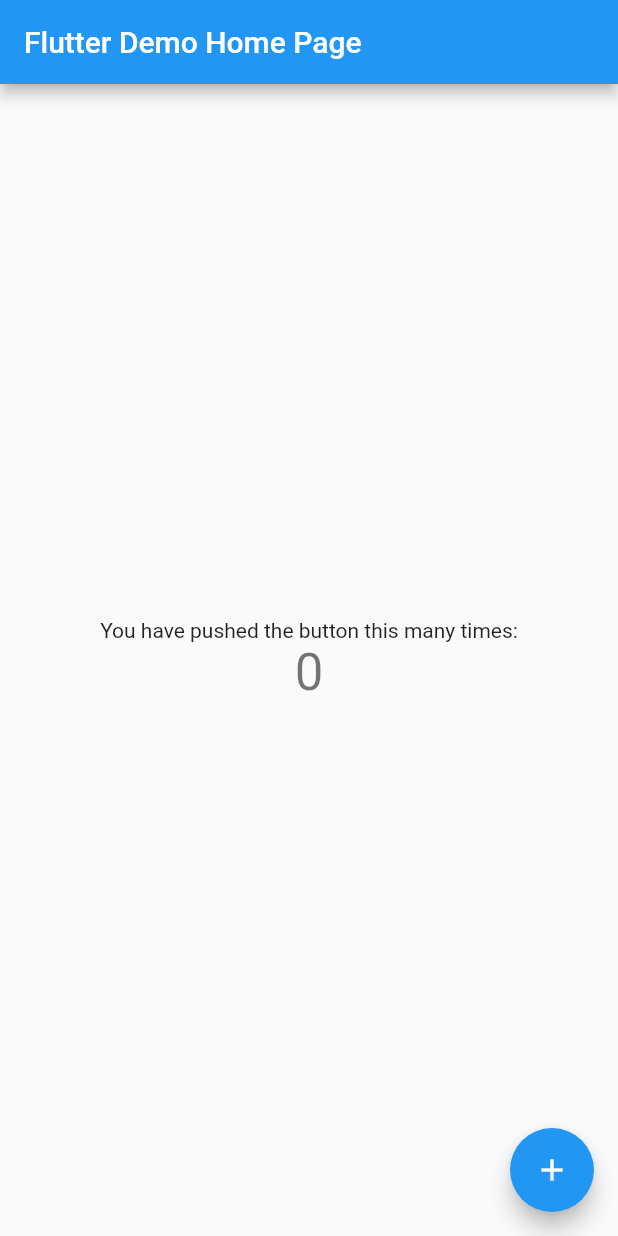
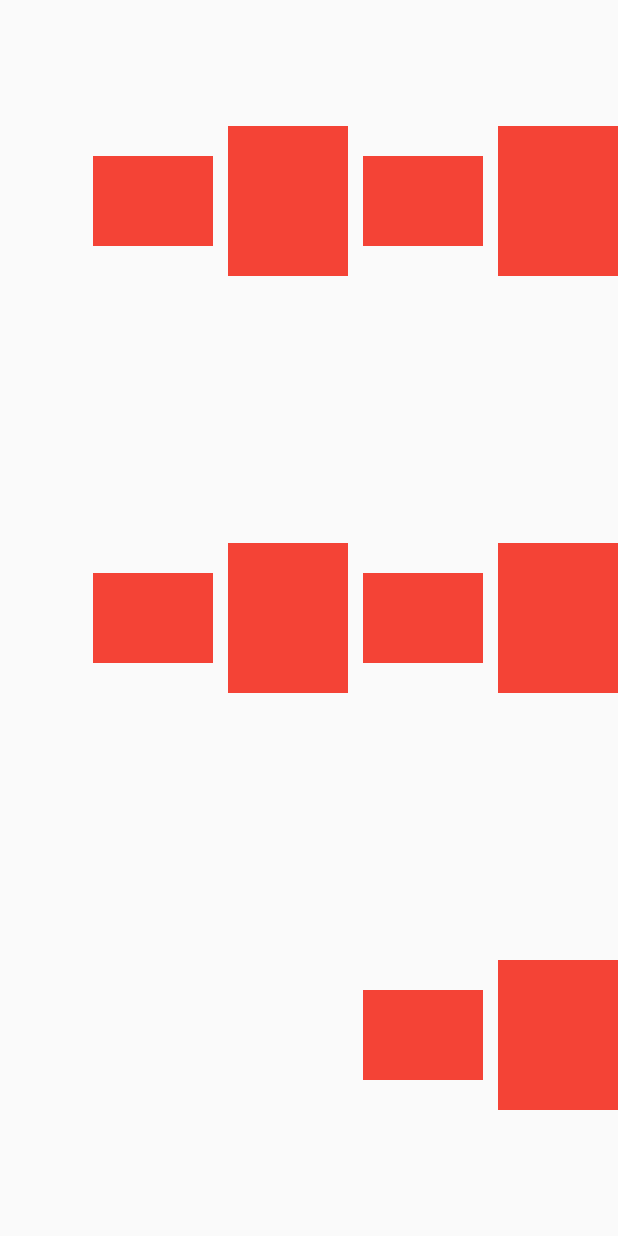
Before and after one commit to TheUltimateOptimist/Widgets, a Flutter app: the screen it shows after launch, on a phone screen of 412 x 824 dp. Run offline on Flutter 3.47's test engine with Material 2 defaults, Android fonts, the light colour scheme and no system bars.

Commit message:
added Wrap Widget

```diff
--- a/example_writer/lib/main.dart
+++ b/example_writer/lib/main.dart
@@ -1,3 +1,4 @@
+import 'package:example_writer/wrap_example.dart';
 import 'package:flutter/material.dart';
 
 void main() {
@@ -7,109 +8,14 @@
 class MyApp extends StatelessWidget {
   const MyApp({Key? key}) : super(key: key);
 
-  // This widget is the root of your application.
   @override
   Widget build(BuildContext context) {
     return MaterialApp(
-      title: 'Flutter Demo',
+      title: 'Widgets',
       theme: ThemeData(
-        // This is the theme of your application.
-        //
-        // Try running your application with "flutter run". You'll see the
-        // application has a blue toolbar. Then, without quitting the app, try
-        // changing the primarySwatch below to Colors.green and then invoke
-        // "hot reload" (press "r" in the console where you ran "flutter run",
-        // or simply save your changes to "hot reload" in a Flutter IDE).
-        // Notice that the counter didn't reset back to zero; the application
-        // is not restarted.
         primarySwatch: Colors.blue,
       ),
-      home: const MyHomePage(title: 'Flutter Demo Home Page'),
+      home: const WrapExample(),
     );
   }
 }
-
-class MyHomePage extends StatefulWidget {
-  const MyHomePage({Key? key, required this.title}) : super(key: key);
-
-  // This widget is the home page of your application. It is stateful, meaning
-  // that it has a State object (defined below) that contains fields that affect
-  // how it looks.
-
-  // This class is the configuration for the state. It holds the values (in this
-  // case the title) provided by the parent (in this case the App widget) and
-  // used by the build method of the State. Fields in a Widget subclass are
-  // always marked "final".
-
-  final String title;
-
-  @override
-  State<MyHomePage> createState() => _MyHomePageState();
-}
-
-class _MyHomePageState extends State<MyHomePage> {
-  int _counter = 0;
-
-  void _incrementCounter() {
-    setState(() {
-      // This call to setState tells the Flutter framework that something has
-      // changed in this State, which causes it to rerun the build method below
-      // so that the display can reflect the updated values. If we changed
-      // _counter without calling setState(), then the build method would not be
-      // called again, and so nothing would appear to happen.
-      _counter++;
-    });
-  }
-
-  @override
-  Widget build(BuildContext context) {
-    // This method is rerun every time setState is called, for instance as done
-    // by the _incrementCounter method above.
-    //
-    // The Flutter framework has been optimized to make rerunning build methods
-    // fast, so that you can just rebuild anything that needs updating rather
-    // than having to individually change instances of widgets.
-    return Scaffold(
-      appBar: AppBar(
-        // Here we take the value from the MyHomePage object that was created by
-        // the App.build method, and use it to set our appbar title.
-        title: Text(widget.title),
-      ),
-      body: Center(
-        // Center is a layout widget. It takes a single child and positions it
-        // in the middle of the parent.
-        child: Column(
-          // Column is also a layout widget. It takes a list of children and
-          // arranges them vertically. By default, it sizes itself to fit its
-          // children horizontally, and tries to be as tall as its parent.
-          //
-          // Invoke "debug painting" (press "p" in the console, choose the
-          // "Toggle Debug Paint" action from the Flutter Inspector in Android
-          // Studio, or the "Toggle Debug Paint" command in Visual Studio Code)
-          // to see the wireframe for each widget.
-          //
-          // Column has various properties to control how it sizes itself and
-          // how it positions its children. Here we use mainAxisAlignment to
-          // center the children vertically; the main axis here is the vertical
-          // axis because Columns are vertical (the cross axis would be
-          // horizontal).
-          mainAxisAlignment: MainAxisAlignment.center,
-          children: <Widget>[
-            const Text(
-              'You have pushed the button this many times:',
-            ),
-            Text(
-              '$_counter',
-              style: Theme.of(context).textTheme.headline4,
-            ),
-          ],
-        ),
-      ),
-      floatingActionButton: FloatingActionButton(
-        onPressed: _incrementCounter,
-        tooltip: 'Increment',
-        child: const Icon(Icons.add),
-      ), // This trailing comma makes auto-formatting nicer for build methods.
-    );
-  }
-}
--- /dev/null
+++ b/example_writer/lib/wrap_example.dart
@@ -0,0 +1,33 @@
+import 'package:flutter/material.dart';
+
+class WrapExample extends StatelessWidget {
+  const WrapExample({Key? key}) : super(key: key);
+
+  @override
+  Widget build(BuildContext context) {
+    return Scaffold(
+      body: SizedBox(
+        width: MediaQuery.of(context).size.width,
+        height: MediaQuery.of(context).size.height,
+        child: Wrap(
+          direction: Axis.horizontal,
+          runAlignment: WrapAlignment.spaceAround,
+          alignment: WrapAlignment.end,
+          textDirection: TextDirection.ltr,
+          verticalDirection: VerticalDirection.down,
+          crossAxisAlignment: WrapCrossAlignment.center,
+          runSpacing: 10,
+          spacing: 10,
+          children: [
+            for (int i = 0; i < 10; i++)
+              Container(
+                color: Colors.red,
+                height: i % 2 == 0 ? 60 : 100,
+                width: 80,
+              ),
+          ],
+        ),
+      ),
+    );
+  }
+}
```
Also changed, not shown: 1 other file.
